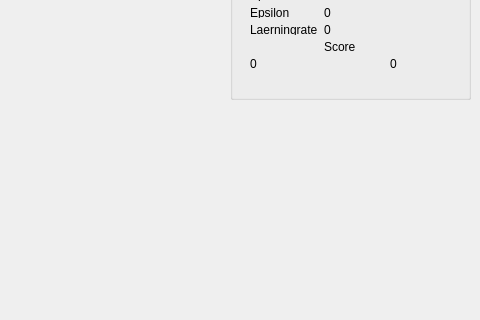
Qt form mainwindow.ui (Elliot-Kolhi/sfml_implement) before a commit; both pictures show x 420 to 900 and y 168 to 488 of the 900 by 660 pixel window.
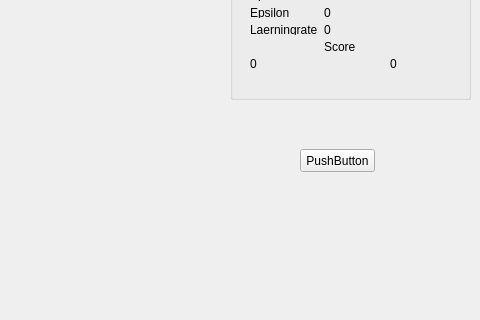
The same form after that commit.

Commit message: Buttons that actually work

Patch:
```diff
--- a/mainwindow.ui
+++ b/mainwindow.ui
@@ -128,6 +128,19 @@
      </layout>
     </widget>
    </widget>
+   <widget class="QPushButton" name="pushButton">
+    <property name="geometry">
+     <rect>
+      <x>720</x>
+      <y>300</y>
+      <width>75</width>
+      <height>23</height>
+     </rect>
+    </property>
+    <property name="text">
+     <string>PushButton</string>
+    </property>
+   </widget>
   </widget>
   <widget class="QMenuBar" name="menuBar">
    <property name="geometry">
```
Left out of the diff: 3 changed lines with no effect on the pictures. The commit also changes 5 other files.
